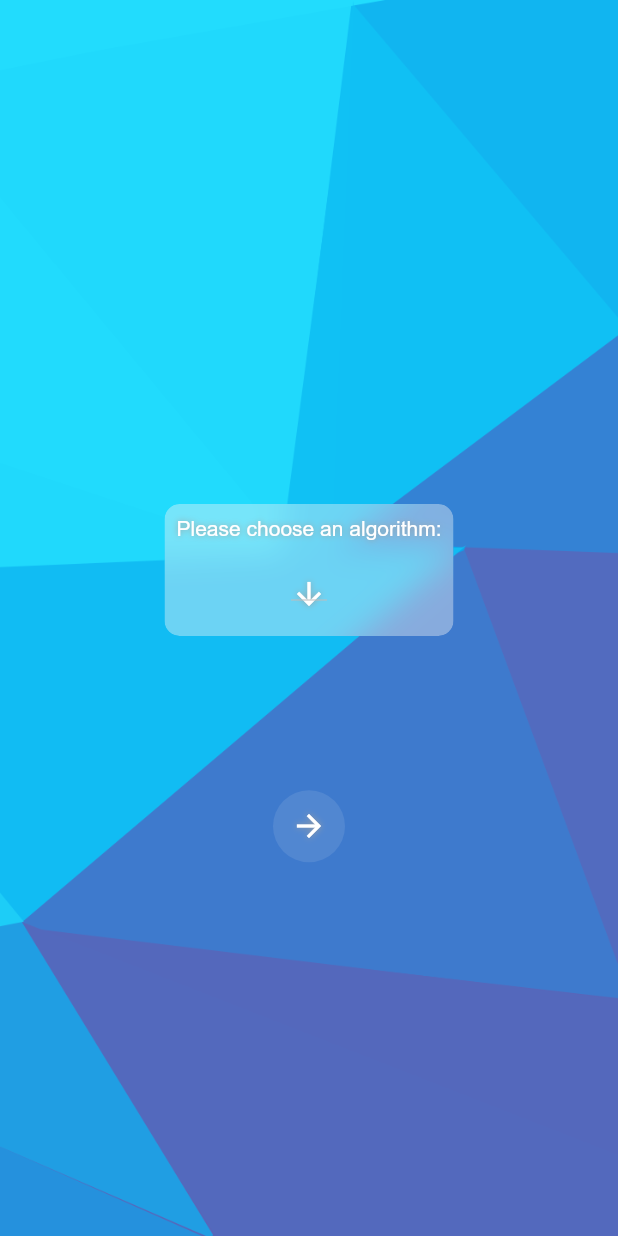
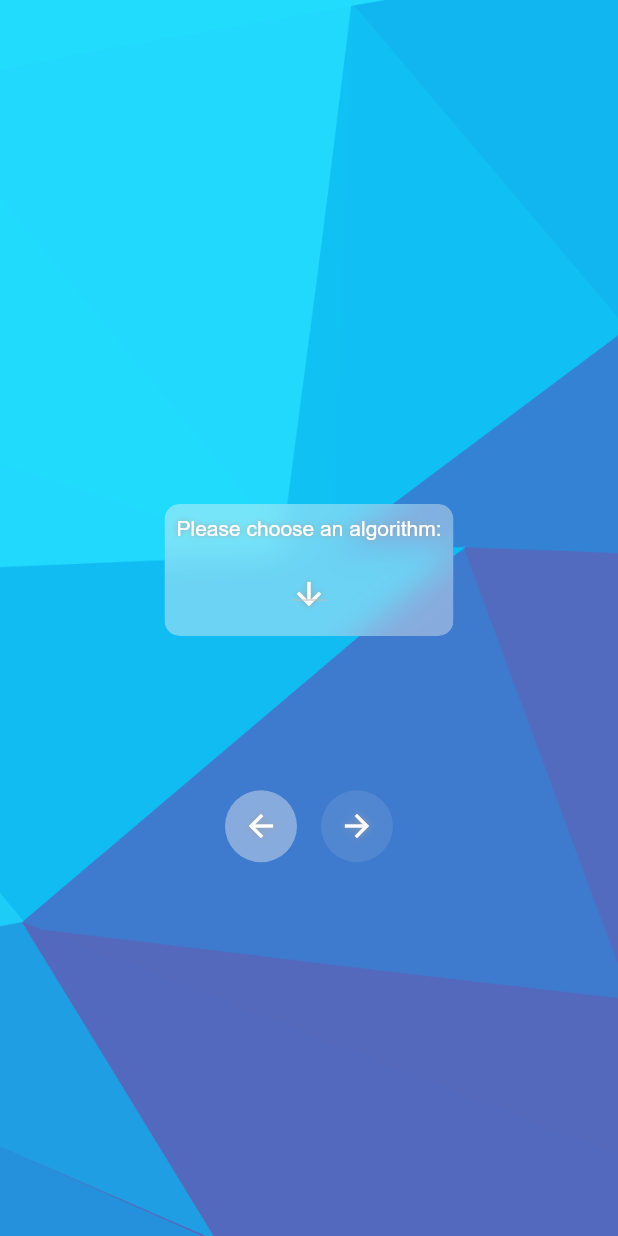
Before and after one commit to MotionSensing-org/Motion-Web-App, a Flutter app: the screen it shows after launch, after a tap on the "arrow forward" icon, on a phone screen of 412 x 824 dp. Run offline on Flutter 3.47's test engine with Material 2 defaults, Android fonts, the phone set to English and light mode, and no system bars; our stand-ins replace csv, file_picker, flutter_riverpod, flutter_slidable, permission_handler, syncfusion_flutter_charts; network calls fail.

Commit message:
add back navigation button in home page

```diff
--- a/lib/main.dart
+++ b/lib/main.dart
@@ -923,7 +923,41 @@ class _MyHomePage extends ConsumerState<MyHomePage>{
                 ),
                 Flexible(
                   fit: FlexFit.loose,
-                  child: Padding(
+                  child: Row(
+                    mainAxisAlignment: MainAxisAlignment.center,
+                    mainAxisSize: MainAxisSize.min,
+                    children: [
+                      Padding(
+                        padding: const EdgeInsets.all(8.0),
+                        child: AnimatedContainer(
+                          duration: const Duration(milliseconds: 500),
+                          decoration: BoxDecoration(
+                              shape: BoxShape.circle,
+                              color: fadeStackIndex == 0
+                                  ? Colors.grey.shade100.withOpacity(0.1)
+                                  : Theme.of(context).cardColor
+                          ),
+                          child: IconButton(
+                              onPressed: () => setState(() {
+                                if(fadeStackIndex > 0) {
+                                  fadeStackIndex -= 1;
+                                  return;
+                                }
+                              }),
+                              icon: const Icon(
+                                  Icons.arrow_back,
+                                  color: Colors.white,
+                                  shadows: [
+                                    Shadow(
+                                        blurRadius: 5,
+                                        color: Colors.grey
+                                    )
+                                  ]
+                              )
+                          ),
+                        ),
+                      ),
+                      Padding(
                         padding: const EdgeInsets.all(8.0),
                         child: AnimatedContainer(
                           duration: const Duration(milliseconds: 500),
@@ -966,6 +1000,8 @@ class _MyHomePage extends ConsumerState<MyHomePage>{
                           ),
                         ),
                       ),
+                    ],
+                  ),
                 )
               ],
             ),
```
Lines whose indentation alone changed are shown as unchanged.
